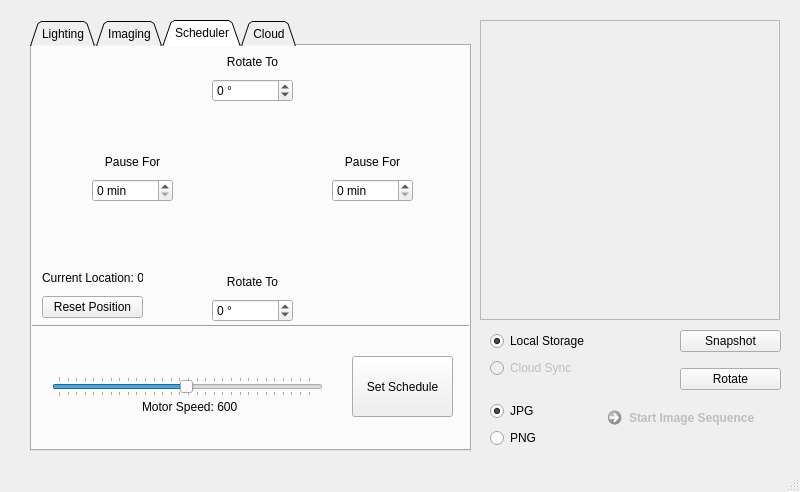
This is _ui/FlashLapse_CP.ui in CoSE-Jerry/Flashlapse_NEO as Qt 5 draws it before an edit. The edited form follows.
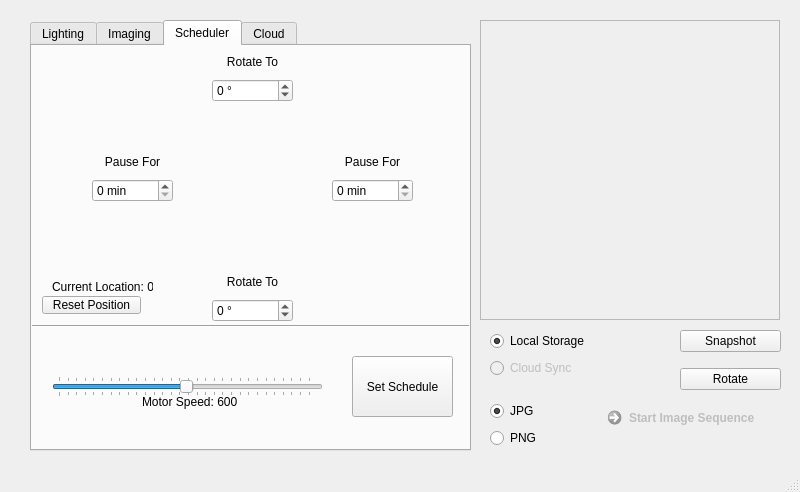
This is the edited form. Icons and pictures are not drawn.

What changed in the file:
```diff
--- a/_ui/FlashLapse_CP.ui
+++ b/_ui/FlashLapse_CP.ui
@@ -91,7 +91,7 @@
      <enum>QTabWidget::North</enum>
     </property>
     <property name="tabShape">
-     <enum>QTabWidget::Triangular</enum>
+     <enum>QTabWidget::Rounded</enum>
     </property>
     <property name="currentIndex">
      <number>2</number>
@@ -1072,9 +1072,9 @@
       <property name="geometry">
        <rect>
         <x>110</x>
-        <y>350</y>
+        <y>340</y>
         <width>121</width>
-        <height>21</height>
+        <height>31</height>
        </rect>
       </property>
       <property name="text">
@@ -1118,31 +1118,31 @@
        <number>40</number>
       </property>
      </widget>
-     <widget class="QWidget" name="verticalLayoutWidget_10">
+     <widget class="QLabel" name="Current_Location">
       <property name="geometry">
        <rect>
-        <x>10</x>
-        <y>220</y>
+        <x>20</x>
+        <y>230</y>
         <width>101</width>
-        <height>52</height>
+        <height>21</height>
        </rect>
       </property>
-      <layout class="QVBoxLayout" name="verticalLayout_17">
-       <item>
-        <widget class="QLabel" name="Current_Location">
-         <property name="text">
-          <string>Current Location: 0 °</string>
-         </property>
-        </widget>
-       </item>
-       <item>
-        <widget class="QPushButton" name="Reset_Position">
-         <property name="text">
-          <string>Reset Position</string>
-         </property>
-        </widget>
-       </item>
-      </layout>
+      <property name="text">
+       <string>Current Location: 0 °</string>
+      </property>
+     </widget>
+     <widget class="QPushButton" name="Reset_Position">
+      <property name="geometry">
+       <rect>
+        <x>10</x>
+        <y>250</y>
+        <width>99</width>
+        <height>18</height>
+       </rect>
+      </property>
+      <property name="text">
+       <string>Reset Position</string>
+      </property>
      </widget>
     </widget>
     <widget class="QWidget" name="Cloud">
```
